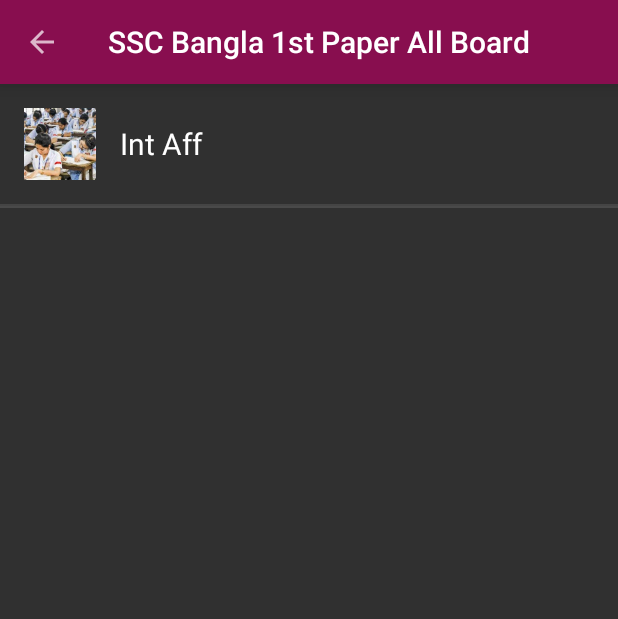
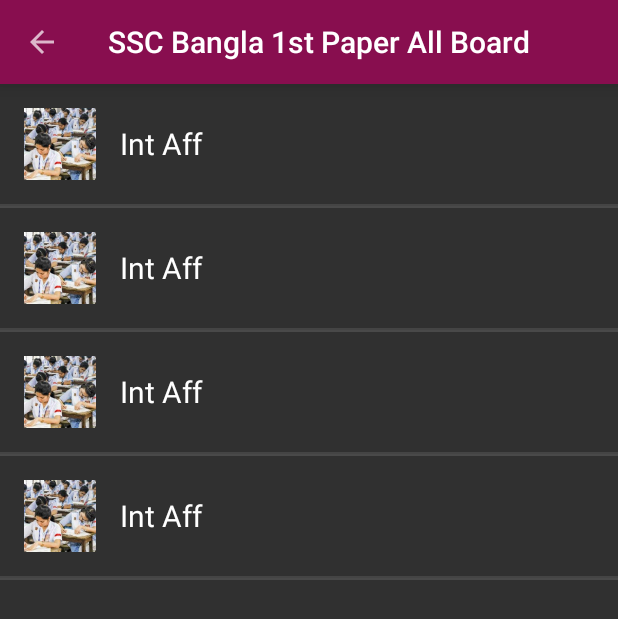
Before and after one commit to habib671/quizAppNative, an Android app: the SSCBangla1stActivity screen opened directly, with no data from a screen before it, on a phone screen of 412 x 824 dp. Shown: the top 619 px of the screen. Run offline under Robolectric (Android 15) with nearby library versions, the phone set to English and light mode, and no system bars.

Commit message:
comitted by habib 12:21

```diff
--- a/app/src/main/java/com/example/quizappnative/sscQuestions/SSCBangla1stActivity.java
+++ b/app/src/main/java/com/example/quizappnative/sscQuestions/SSCBangla1stActivity.java
@@ -16,13 +16,24 @@ import java.util.Objects;
 public class SSCBangla1stActivity extends AppCompatActivity {
     private final String[] links = {
             "https://google.com",
+            "https://google.com",
+            "https://google.com",
+            "https://google.com",
+            "https://google.com",
     };
 
     private final String[] names = {
             "Int Aff",
+            "Int Aff",
+            "Int Aff",
+            "Int Aff",
     };
 
     private final int[] image = {
+            R.drawable.ssc_exam,
+            R.drawable.ssc_exam,
+            R.drawable.ssc_exam,
+            R.drawable.ssc_exam,
             R.drawable.ssc_exam,
     };
 
```
